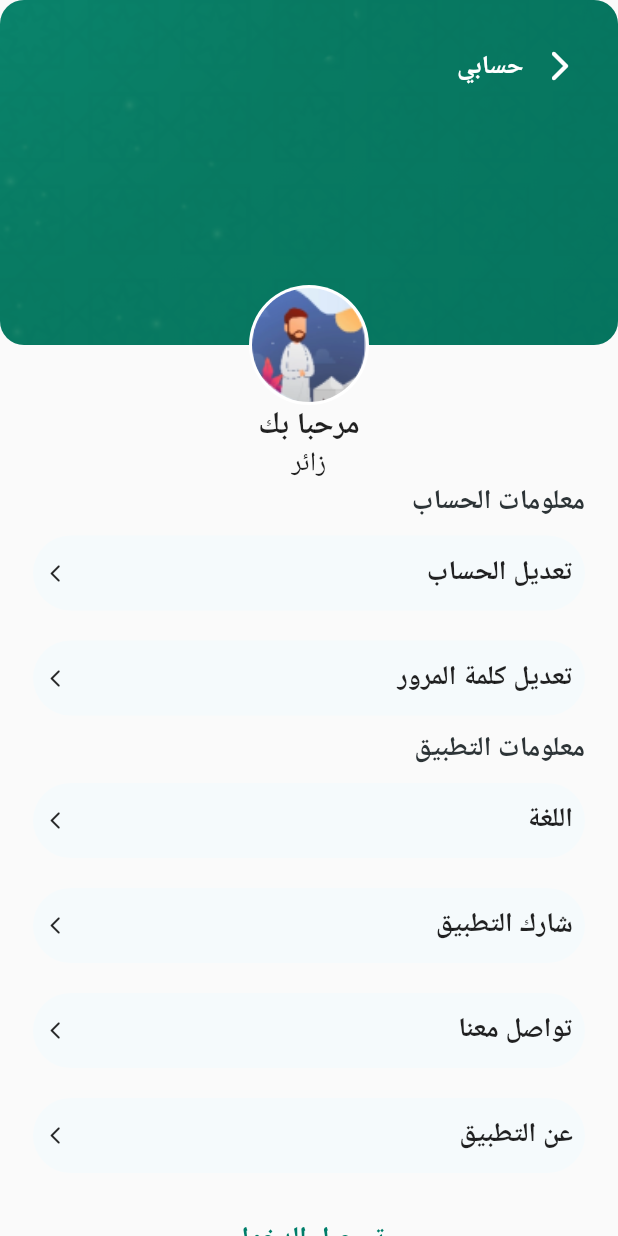
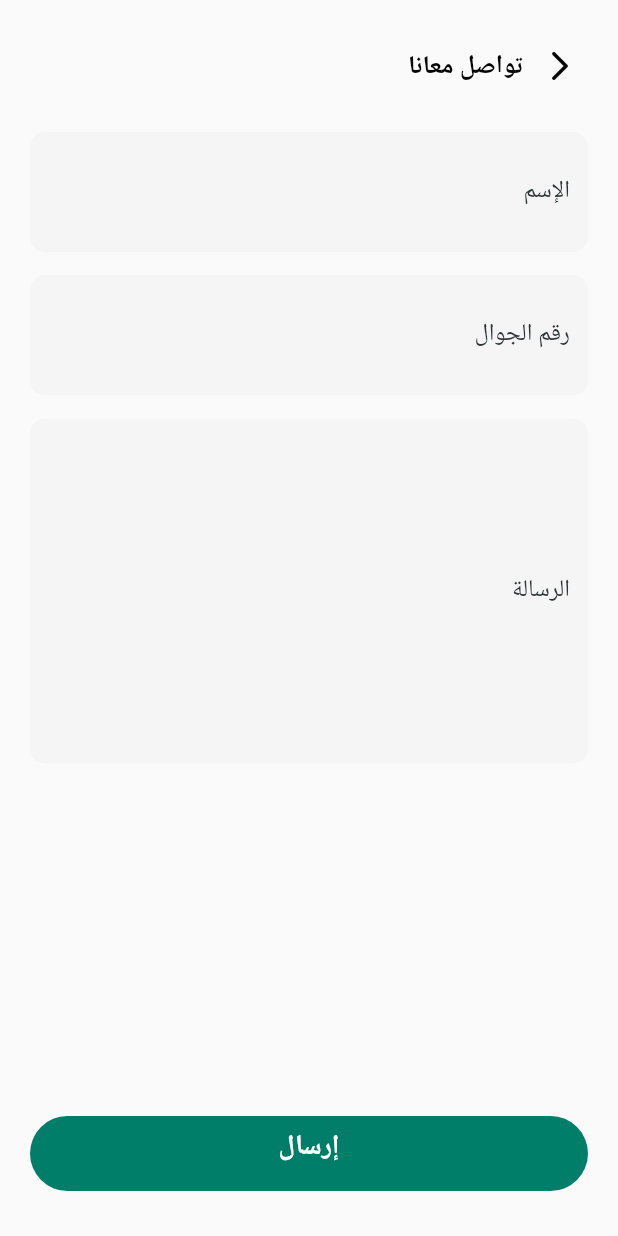
Before and after one commit to ammarelgml/Mosques-Guide-FlutterApp, a Flutter app: the screen it shows after launch, after a tap on "تواصل معنا", on a phone screen of 412 x 824 dp. Run offline on Flutter 3.47's test engine with Material 2 defaults, Android fonts, the phone set to English and light mode, and no system bars; our stand-ins replace get, location; statements that could not run were skipped.

Commit message:
Contact Us Screen

```diff
--- a/lib/routes.dart
+++ b/lib/routes.dart
@@ -6,6 +6,7 @@ import 'view/onboarding/index.dart';
 import 'view/splash/index.dart';
 import 'view/settings/index.dart';
 import 'view/about_us/index.dart';
+import 'view/contact_us/index.dart';
 
 routes() => [
       GetPage(name: "/", page: () => Splash()),
@@ -14,4 +15,5 @@ routes() => [
       GetPage(name: "/directions", page: () => Directions()),
       GetPage(name: "/settings", page: () => Settings()),
       GetPage(name: "/about_us", page: () => AboutUs()),
+      GetPage(name: "/contact_us", page: () => ContactUs()),
     ];
--- /dev/null
+++ b/lib/view/contact_us/index.dart
@@ -0,0 +1,114 @@
+import 'package:flutter/material.dart';
+import 'package:get/get.dart';
+import 'widgets/contact_textfield.dart';
+
+class ContactUs extends StatefulWidget {
+  ContactUs({Key? key}) : super(key: key);
+
+  @override
+  State<ContactUs> createState() => _ContactUsState();
+}
+
+class _ContactUsState extends State<ContactUs> {
+  final _nameCtrl = TextEditingController();
+  final _phoneCtrl = TextEditingController();
+  final _messageCtrl = TextEditingController();
+  @override
+  Widget build(BuildContext context) {
+    return Scaffold(
+      body: SafeArea(
+        child: Column(
+          children: <Widget>[
+            Padding(
+              padding: const EdgeInsets.only(top: 20, right: 15),
+              child: Row(
+                mainAxisAlignment: MainAxisAlignment.end,
+                children: <Widget>[
+                  const Text(
+                    "تواصل معانا",
+                    style: TextStyle(
+                        fontWeight: FontWeight.w700,
+                        fontSize: 17,
+                        color: Colors.black),
+                  ),
+                  IconButton(
+                    icon: const Icon(
+                      Icons.arrow_forward_ios_rounded,
+                      color: Colors.black,
+                    ),
+                    onPressed: () {
+                      Get.toNamed("/settings");
+                    },
+                  ),
+                ],
+              ),
+            ),
+            Expanded(
+              child: SingleChildScrollView(
+                child: Padding(
+                  padding: const EdgeInsets.all(20.0),
+                  child: Column(
+                    children: <Widget>[
+                      ContactTextField(
+                        labelTxt: "الإسم",
+                        minLines: 1,
+                        maxLines: 1,
+                        controller: _nameCtrl,
+                      ),
+                      const SizedBox(height: 15.5),
+                      ContactTextField(
+                        labelTxt: "رقم الجوال",
+                        minLines: 1,
+                        maxLines: 1,
+                        controller: _phoneCtrl,
+                      ),
+                      const SizedBox(height: 15.5),
+                      ContactTextField(
+                        labelTxt: "الرسالة",
+                        minLines: 10,
+                        maxLines: 20,
+                        controller: _messageCtrl,
+                      ),
+                    ],
+                  ),
+                ),
+              ),
+            )
+          ],
+        ),
+      ),
+      floatingActionButton: Padding(
+        padding: const EdgeInsets.only(right: 20.0, bottom: 20.0, left: 20.0),
+        child: MaterialButton(
+          onPressed: () {
+            print("name:${_nameCtrl.value.text}");
+            print("phone Number:${_phoneCtrl.value.text}");
+            print("Message:${_messageCtrl.value.text}");
+          },
+          child: Ink(
+            padding: const EdgeInsets.all(8.0),
+            width: double.infinity,
+            height: 50,
+            decoration: BoxDecoration(
+              borderRadius: BorderRadius.circular(30.0),
+              color: const Color(0xff007E6A),
+            ),
+            child: const Text(
+              "إرسال",
+              textAlign: TextAlign.center,
+              style: TextStyle(
+                color: Colors.white,
+                fontWeight: FontWeight.w600,
+                fontSize: 18,
+              ),
+            ),
+          ),
+          padding: const EdgeInsets.symmetric(vertical: 10, horizontal: 0.0),
+          shape:
+              RoundedRectangleBorder(borderRadius: BorderRadius.circular(32.0)),
+        ),
+      ),
+      floatingActionButtonLocation: FloatingActionButtonLocation.centerDocked,
+    );
+  }
+}
--- /dev/null
+++ b/lib/view/contact_us/widgets/contact_textfield.dart
@@ -0,0 +1,44 @@
+import 'package:flutter/material.dart';
+
+class ContactTextField extends StatelessWidget {
+  final String labelTxt;
+  final int minLines;
+  final int maxLines;
+  TextEditingController controller;
+  ContactTextField({
+    required this.labelTxt,
+    required this.minLines,
+    required this.maxLines,
+    required this.controller,
+  });
+
+  @override
+  Widget build(BuildContext context) {
+    return Container(
+      child: Center(
+        child: Directionality(
+          textDirection: TextDirection.rtl,
+          child: TextFormField(
+            controller: controller,
+            textAlign: TextAlign.right,
+            minLines: minLines,
+            maxLines: maxLines,
+            cursorColor: const Color(0xff2D3437),
+            decoration: InputDecoration(
+              labelText: labelTxt,
+              labelStyle: const TextStyle(color: Color(0xff2D3437)),
+              border: const OutlineInputBorder(
+                borderSide: BorderSide.none,
+              ),
+            ),
+          ),
+        ),
+      ),
+      decoration: BoxDecoration(
+        borderRadius: BorderRadius.circular(10),
+        color: Colors.grey[100],
+      ),
+      height: minLines == 1 ? 80 : null,
+    );
+  }
+}
--- a/lib/view/settings/index.dart
+++ b/lib/view/settings/index.dart
@@ -63,7 +63,7 @@ class Settings extends StatelessWidget {
   }
 
   contactUs() {
-    print("Contact Us Btn");
+    Get.toNamed('/contact_us');
   }
 
   aboutUs() {
```
Also changed, not shown: lib/view/contact_us/controller.dart (added).
